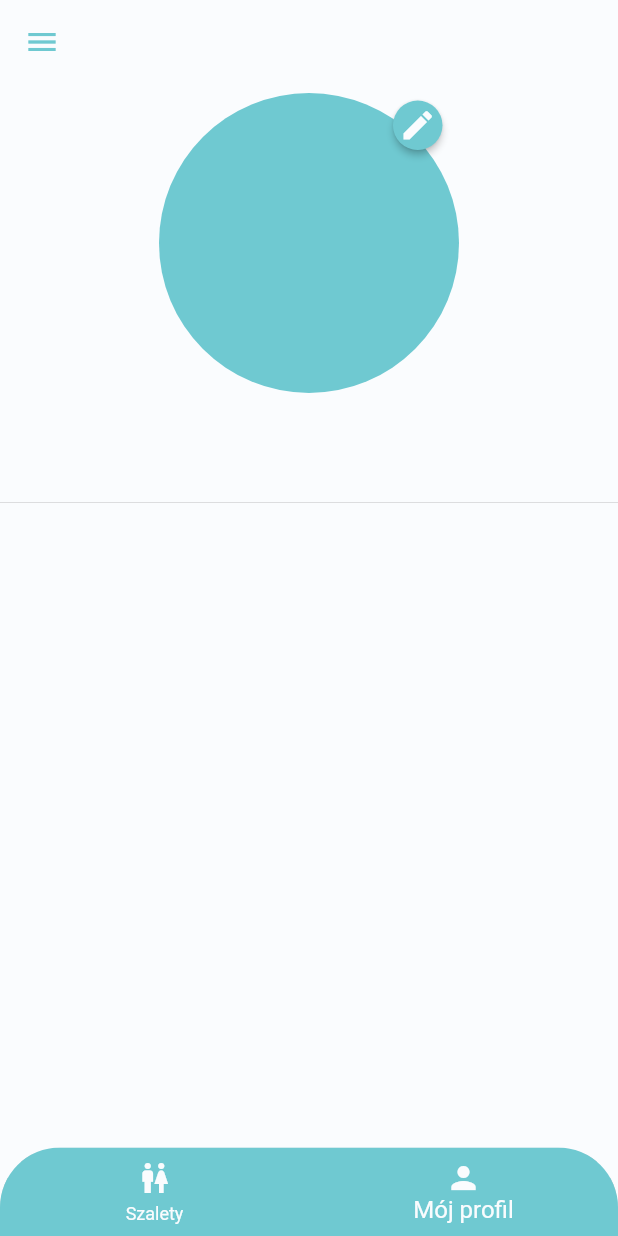
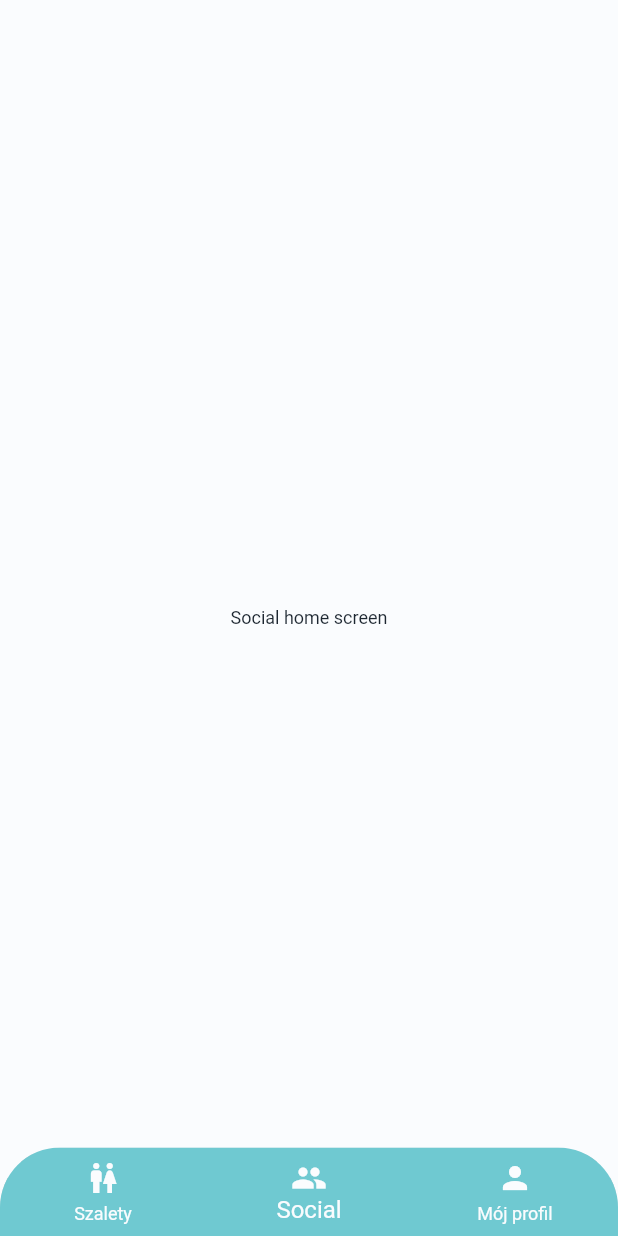
Before and after one commit to artoniaz/chalet, a Flutter app: the screen it shows once a user with an empty profile is signed in, item 4 of the bottom bar chosen, on a phone screen of 412 x 824 dp. Run offline on Flutter 3.47's test engine with Material 2 defaults, Android fonts, the phone set to English and light mode, and no system bars; drawn by our look-alikes of sliding_up_panel; our stand-ins replace cached_network_image, carousel_slider, cloud_firestore, dio, equatable, firebase_auth and 18 more; missing offline and left inert: flutter_login_facebook, flutter_polyline_points, geoflutterfire, google_place; accounts and stored records are empty.

Commit message:
Added social home screen

```diff
--- a/lib/screens/home/home.dart
+++ b/lib/screens/home/home.dart
@@ -20,6 +20,7 @@ class _HomeState extends State<Home> {
 
   final List<Widget> tabs = [
     ChaletPageSelection(),
+    SocialHome(),
     ProfileCard(),
   ];
 
--- a/lib/screens/index.dart
+++ b/lib/screens/index.dart
@@ -33,3 +33,6 @@ export 'package:chalet/screens/my_profile/profile_card.dart';
 export 'package:chalet/screens/my_profile/remove_account_dialog.dart';
 
 export 'package:chalet/screens/problem/report_problem.dart';
+
+//social screens
+export 'package:chalet/screens/social/social_home.dart';
--- /dev/null
+++ b/lib/screens/social/social_home.dart
@@ -0,0 +1,15 @@
+import 'package:flutter/material.dart';
+
+class SocialHome extends StatefulWidget {
+  const SocialHome({Key? key}) : super(key: key);
+
+  @override
+  _SocialHomeState createState() => _SocialHomeState();
+}
+
+class _SocialHomeState extends State<SocialHome> {
+  @override
+  Widget build(BuildContext context) {
+    return Center(child: Text('Social home screen'));
+  }
+}
--- a/lib/widgets/bottom_nav_bar.dart
+++ b/lib/widgets/bottom_nav_bar.dart
@@ -16,6 +16,7 @@ class BottomNavBar extends StatelessWidget {
       child: BottomNavigationBar(
         items: const [
           BottomNavigationBarItem(icon: Icon(Icons.wc), label: 'Szalety'),
+          BottomNavigationBarItem(icon: Icon(Icons.people), label: 'Social'),
           BottomNavigationBarItem(icon: Icon(Icons.person), label: 'Mój profil'),
         ],
         elevation: 2.0,
--- a/pubspec.yaml
+++ b/pubspec.yaml
@@ -15,7 +15,7 @@ publish_to: 'none' # Remove this line if you wish to publish to pub.dev
 # In iOS, build-name is used as CFBundleShortVersionString while build-number used as CFBundleVersion.
 # Read more about iOS versioning at
 # https://developer.apple.com/library/archive/documentation/General/Reference/InfoPlistKeyReference/Articles/CoreFoundationKeys.html
-version: 1.1.2
+version: 1.2.0
 
 environment:
   sdk: ">=2.12.0 <3.0.0"
```
